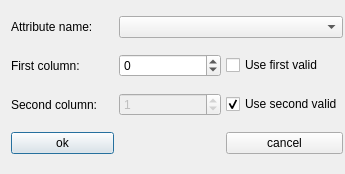
Old version of the form Src/Eny/DialogSetMain.ui in the repository AzuritXXL/ViFrame.
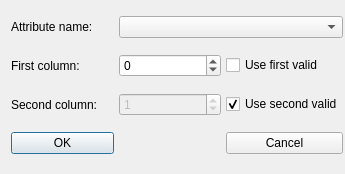
New version of the form.

Patch:
```diff
--- a/Src/Eny/DialogSetMain.ui
+++ b/Src/Eny/DialogSetMain.ui
@@ -84,7 +84,7 @@
    <item row="6" column="0">
     <widget class="QPushButton" name="BtnOk">
      <property name="text">
-      <string>ok</string>
+      <string>OK</string>
      </property>
     </widget>
    </item>
@@ -98,7 +98,7 @@
    <item row="6" column="2">
     <widget class="QPushButton" name="BtnCancel">
      <property name="text">
-      <string>cancel</string>
+      <string>Cancel</string>
      </property>
     </widget>
    </item>
```
